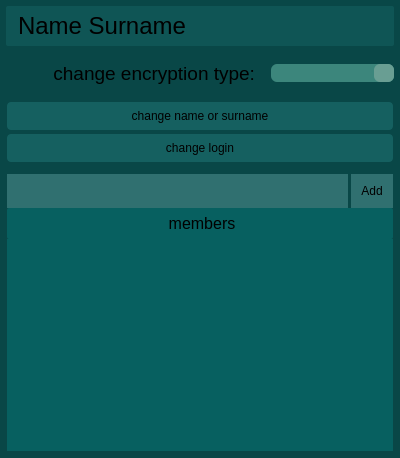
Qt form src/interface/chatInfo.ui (OgurtsovAndrei/Messenger-project) before a commit.
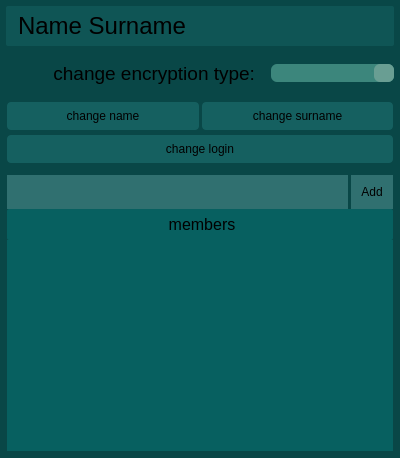
The same form after that commit.

Diff of the .ui file:
```diff
--- a/src/interface/chatInfo.ui
+++ b/src/interface/chatInfo.ui
@@ -161,23 +161,37 @@
     </layout>
    </item>
    <item row="3" column="0" colspan="3">
-    <layout class="QVBoxLayout" name="verticalLayout_2">
-     <property name="spacing">
-      <number>2</number>
+    <layout class="QGridLayout" name="gridLayout_3">
+     <property name="horizontalSpacing">
+      <number>1</number>
      </property>
-     <item>
-      <widget class="QPushButton" name="changeLogButton">
-       <property name="styleSheet">
-        <string notr="true">QPushButton {background: #156060; border-width: 2px; border-style: solid; border-radius: 5px; padding: 6px;}
-QPushButton:pressed { background-color: #206767; }</string>
-       </property>
-       <property name="text">
-        <string>change name or surname</string>
-       </property>
-      </widget>
-     </item>
-     <item>
+     <property name="verticalSpacing">
+      <number>3</number>
+     </property>
+     <item row="0" column="0">
       <widget class="QPushButton" name="changeNameButton">
+       <property name="styleSheet">
+        <string notr="true">QPushButton {background: #156060; border-width: 2px; border-style: solid; border-radius: 5px; padding: 6px;}
+QPushButton:pressed { background-color: #206767; }</string>
+       </property>
+       <property name="text">
+        <string>change name</string>
+       </property>
+      </widget>
+     </item>
+     <item row="0" column="1">
+      <widget class="QPushButton" name="changeSnameButton">
+       <property name="styleSheet">
+        <string notr="true">QPushButton {background: #156060; border-width: 2px; border-style: solid; border-radius: 5px; padding: 6px;}
+QPushButton:pressed { background-color: #206767; }</string>
+       </property>
+       <property name="text">
+        <string>change surname</string>
+       </property>
+      </widget>
+     </item>
+     <item row="1" column="0" colspan="2">
+      <widget class="QPushButton" name="changeLogButton">
        <property name="sizePolicy">
         <sizepolicy hsizetype="Minimum" vsizetype="Minimum">
          <horstretch>0</horstretch>
```
